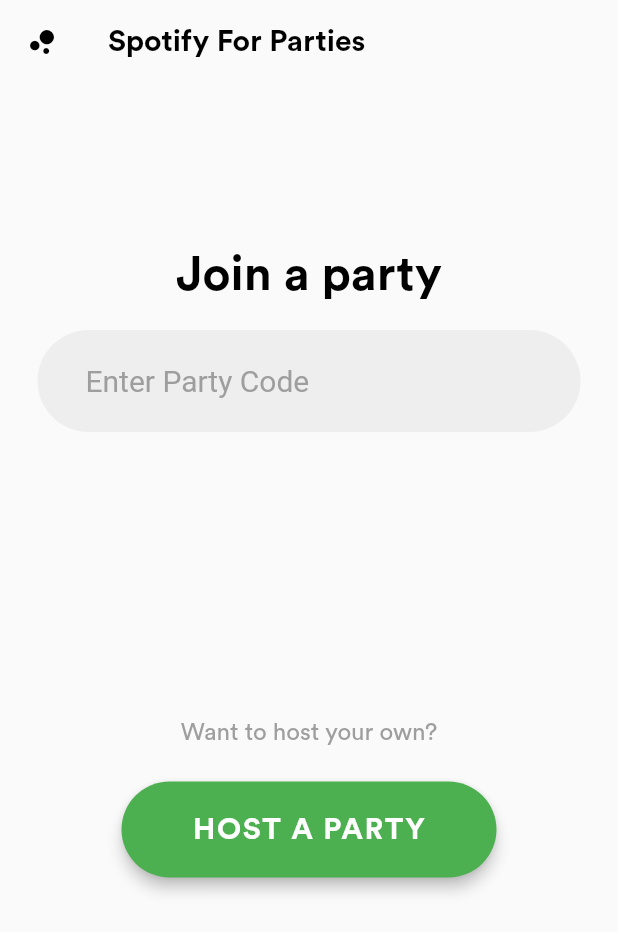
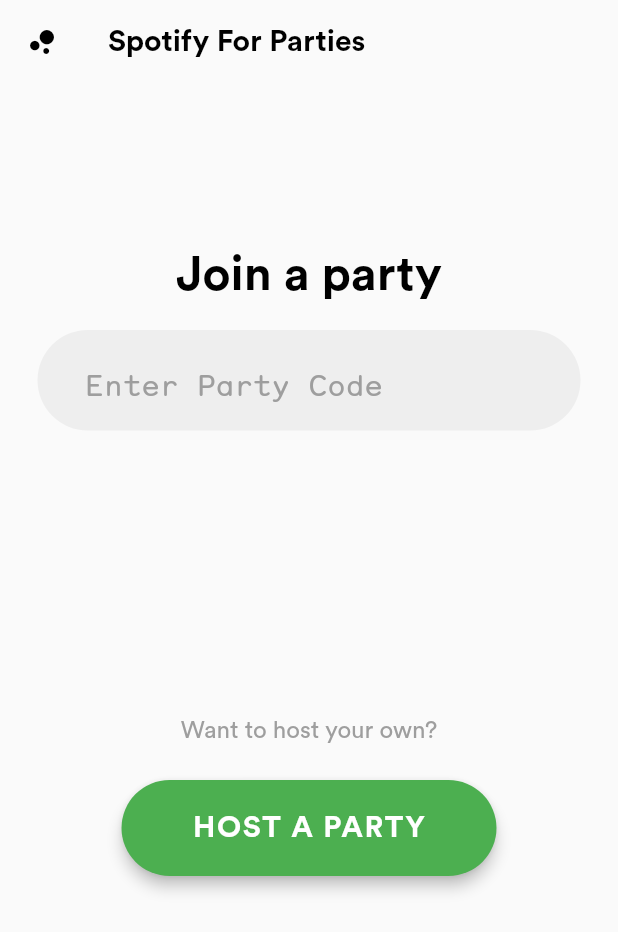
Before and after one commit to qjack001/Party-Queue-App, a Flutter app: the screen it shows after launch, on a phone screen of 412 x 824 dp. Shown: the top 932 px of the screen. Run offline on Flutter 3.47's test engine with Material 2 defaults, Android fonts, the phone set to English and light mode, and no system bars.

Commit message:
Set party code to a monospace font
Added Monosten font and set input field and hint text to it.

```diff
--- a/party_queue/lib/homePage.dart
+++ b/party_queue/lib/homePage.dart
@@ -56,13 +56,14 @@ class HomePageState extends State<HomePage>
 							color: Colors.grey[200],
 						),
 						margin: new EdgeInsets.symmetric(horizontal: 25.0, vertical: 10.0,),
-						padding: new EdgeInsets.symmetric(vertical: 10.0, horizontal: 20.0),
+						padding: new EdgeInsets.fromLTRB(20.0, 12.0, 20.0, 6.0),
 						child: new TextFormField
 						(
 							style: new TextStyle
 							(
 								color: Colors.grey[800],
 								fontSize: 20.0,
+								fontFamily: "Monosten",
 							),
 							decoration: new InputDecoration
 							(
@@ -74,6 +75,7 @@ class HomePageState extends State<HomePage>
 								(
 									color: Colors.grey,
 									fontSize: 20.0,
+									fontFamily: "Monosten",
 								)
 							),
 							onFieldSubmitted: (input)
--- a/party_queue/lib/uiElements.dart
+++ b/party_queue/lib/uiElements.dart
@@ -115,7 +115,7 @@ Widget getText({String text})
 
 /// Returns a material-design flat button
 /// defualt color is green
-Widget getFlatButton({text: "OK", color: Colors.green, Function onPressed})
+Widget getFlatButton({text: "ok", color: Colors.green, Function onPressed})
 {
 	return new Padding
 	(
--- a/party_queue/pubspec.yaml
+++ b/party_queue/pubspec.yaml
@@ -47,6 +47,9 @@ flutter:
         - asset: fonts/CircularStd-Book.otf
         - asset: fonts/CircularStd-Bold.otf
           weight: 700
+    - family: Monosten
+      fonts:
+        - asset: fonts/Monosten-A-webfont.ttf
   #
   # For details regarding fonts from package dependencies,
   # see https://flutter.io/custom-fonts/#from-packages
```
Also changed, not shown: party_queue/fonts/Monosten-A-webfont.ttf (added).
